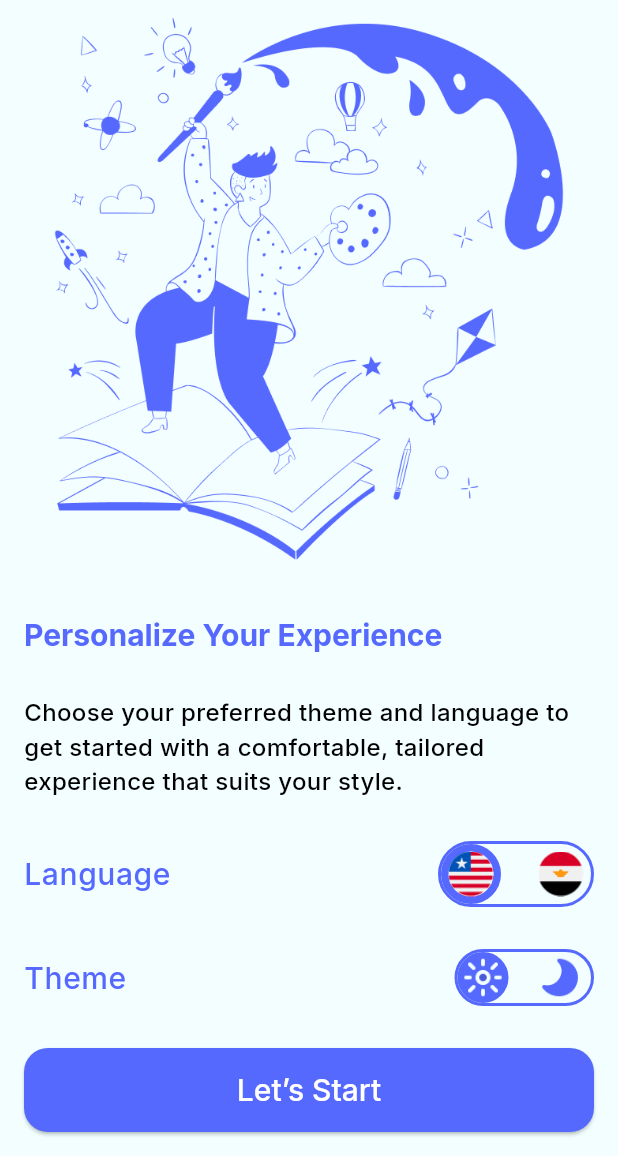
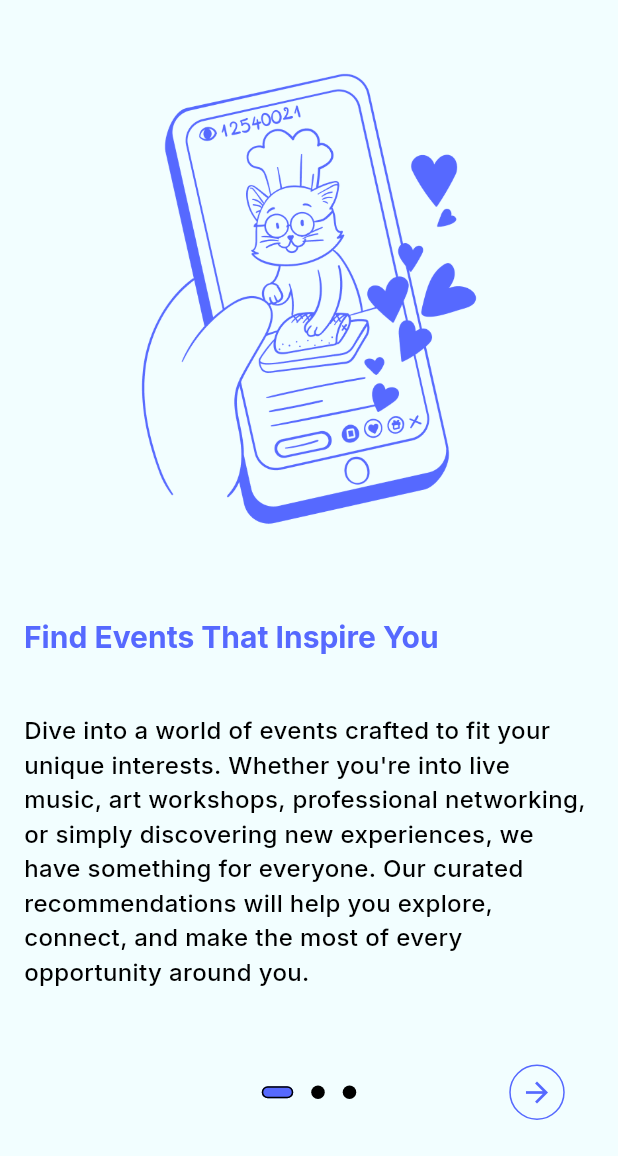
Before and after one commit to farahh09/Evently-to-do-app, a Flutter app: the screen it shows after launch, after a tap on "Let’s Start", on a phone screen of 412 x 824 dp, the part 80-1236 px from its top. Run offline on Flutter 3.47's test engine with Material 3 defaults, Android fonts, the phone set to English and light mode, and no system bars; drawn by our look-alikes of introduction_screen; our stand-ins replace easy_localization, google_fonts.

Commit message:
intro screen done

```diff
--- a/assets/translations/ar-EG.json
+++ b/assets/translations/ar-EG.json
@@ -2,6 +2,6 @@
   "onboardingTitle": "خصّص تجربتك",
   "onboardingSubTitle": "اختر السمة واللغة المفضلة لديك للبدء بتجربة مريحة ومخصّصة تناسب أسلوبك.",
   "letsStart": "لنبدأ",
-  "language": "اللغه",
-  "theme": "الاضاءه"
+  "language": "اللغة",
+  "theme": "الاضاءة"
 }
--- a/lib/main.dart
+++ b/lib/main.dart
@@ -1,8 +1,9 @@
 import 'package:easy_localization/easy_localization.dart';
 import 'package:evently/core/app_theme_data.dart';
 import 'package:evently/providers/theme_provider.dart';
-import 'package:evently/screens/intro_screen/intro_screen.dart';
 import 'package:evently/screens/login_screen/login_screen.dart';
+import 'package:evently/screens/onboarding/intro_screen.dart';
+import 'package:evently/screens/onboarding/setup_screen.dart';
 import 'package:flutter/material.dart';
 import 'package:provider/provider.dart';
 
@@ -35,8 +36,9 @@ class MyApp extends StatelessWidget {
       darkTheme: AppThemeData.darkTheme,
       themeMode: provider.themeMode,
 
-      initialRoute: IntroScreen.routeName,
+      initialRoute: SetupScreen.routeName,
       routes: {
+        SetupScreen.routeName : (c) => SetupScreen(),
         IntroScreen.routeName : (c) => IntroScreen(),
         LoginScreen.routeName : (c) => LoginScreen(),
       },
--- /dev/null
+++ b/lib/screens/onboarding/intro_screen.dart
@@ -0,0 +1,109 @@
+import 'package:flutter/material.dart';
+import 'package:introduction_screen/introduction_screen.dart';
+import 'package:provider/provider.dart';
+
+import '../../providers/theme_provider.dart';
+
+class IntroScreen extends StatelessWidget {
+  static const String routeName = 'IntroScreen';
+  IntroScreen({super.key});
+  @override
+  Widget build(BuildContext context) {
+    var provider=Provider.of<ThemeProvider>(context);
+    final List<PageViewModel> pages = [
+      PageViewModel(
+        titleWidget: Align(
+          alignment: Alignment.topLeft,
+          child: Text('Find Events That Inspire You', style: Theme.of(context).textTheme.titleLarge)
+        ),
+        bodyWidget: Text('Dive into a world of events crafted to fit your unique interests. Whether you\'re into live music, art workshops, professional networking, or simply discovering new experiences, we have something for everyone. Our curated recommendations will help you explore, connect, and make the most of every opportunity around you.',
+          style: Theme.of(context).textTheme.bodyMedium,
+        ),
+        image: Image.asset('assets/images/intro1.png'),
+        decoration: PageDecoration(
+          imagePadding: EdgeInsets.only(top: 39),
+          titlePadding: EdgeInsets.only(top: 39),
+          bodyPadding: EdgeInsets.only(top: 39),
+        ),
+
+      ),
+      PageViewModel(
+        titleWidget: Align(
+      alignment: Alignment.topLeft,
+          child: Text('Effortless Event Planning', style: Theme.of(context).textTheme.titleLarge),),
+        bodyWidget: Text('Take the hassle out of organizing events with our all-in-one planning tools. From setting up invites and managing RSVPs to scheduling reminders and coordinating details, we’ve got you covered. Plan with ease and focus on what matters – creating an unforgettable experience for you and your guests.',
+          style: Theme.of(context).textTheme.bodyMedium,
+        ),
+        image: Center(
+          child: provider.themeMode == ThemeMode.light?
+          Image.asset('assets/images/intro2_light.png') : Image.asset('assets/images/intro2_dark.png')
+        ),
+        decoration: PageDecoration(
+          imagePadding: EdgeInsets.only(top: 39),
+          titlePadding: EdgeInsets.only(top: 39),
+          bodyPadding: EdgeInsets.only(top: 39),
+        ),
+      ),
+      PageViewModel(
+        titleWidget: Align(
+          alignment: Alignment.topLeft,
+          child: Text('Connect with Friends & Share Moments', style: Theme.of(context).textTheme.titleLarge),),
+        bodyWidget: Text('Make every event memorable by sharing the experience with others. Our platform lets you invite friends, keep everyone in the loop, and celebrate moments together. Capture and share the excitement with your network, so you can relive the highlights and cherish the memories.',
+          style: Theme.of(context).textTheme.bodyMedium,
+        ),
+        image: Center(
+          child: provider.themeMode == ThemeMode.light?
+          Image.asset('assets/images/intro3_light.png') : Image.asset('assets/images/intro3_dark.png')
+        ),
+        decoration: PageDecoration(
+          imagePadding: EdgeInsets.only(top: 39),
+          titlePadding: EdgeInsets.only(top: 39),
+          bodyPadding: EdgeInsets.only(top: 39),
+        ),
+      ),
+    ];
+    return Scaffold(
+      appBar: AppBar(title: Image.asset('assets/images/evently_logo.png'),),
+      body: IntroductionScreen(
+        pages: pages,
+        dotsFlex: 3,
+        next: Container(
+          width: 37,
+          height: 37,
+          decoration: BoxDecoration(
+            borderRadius: BorderRadius.circular(30),
+              border: BoxBorder.all(
+                  color: Theme.of(context).colorScheme.primary,
+              ),
+          ),
+          child: Icon(Icons.arrow_forward, size: 22,),
+        ),
+        showNextButton: true,
+        back: Container(
+          width: 37,
+          height: 37,
+          decoration: BoxDecoration(
+            borderRadius: BorderRadius.circular(30),
+            border: BoxBorder.all(
+              color: Theme.of(context).colorScheme.primary,
+            ),
+          ),
+          child: Icon(Icons.arrow_back, size: 22,),
+        ),
+        showBackButton: true,
+        dotsDecorator: DotsDecorator(
+          activeColor: Theme.of(context).colorScheme.primary,
+          activeSize: Size(21, 8),
+          activeShape: OutlineInputBorder(
+              borderRadius: BorderRadius.circular(36)
+          ),
+          color: Theme.of(context).colorScheme.onPrimary
+        ),
+        done: const Text("Done"),
+        onDone: () {
+        },
+      ),
+    );
+  }
+
+}
--- a/lib/screens/intro_screen/intro_screen.dart
+++ b/lib/screens/onboarding/setup_screen.dart
@@ -2,10 +2,11 @@ import 'package:easy_localization/easy_localization.dart';
 import 'package:flutter/material.dart';
 import 'package:provider/provider.dart';
 import '../../providers/theme_provider.dart';
+import 'intro_screen.dart';
 
-class IntroScreen extends StatelessWidget {
-  static const String routeName = 'IntroScreen';
-  const IntroScreen({super.key});
+class SetupScreen extends StatelessWidget {
+  static const String routeName = 'SetupScreen';
+  const SetupScreen({super.key});
 
   @override
   Widget build(BuildContext context) {
@@ -137,7 +138,9 @@ class IntroScreen extends StatelessWidget {
             SizedBox(
               width: double.infinity,
               child: ElevatedButton(
-                  onPressed: (){},
+                  onPressed: (){
+                    Navigator.pushReplacementNamed(context, IntroScreen.routeName);
+                  },
                 style: ElevatedButton.styleFrom(
                   backgroundColor: Color(0xFF5669FF),
                   padding: EdgeInsetsGeometry.symmetric(vertical: 16),
--- a/pubspec.yaml
+++ b/pubspec.yaml
@@ -15,6 +15,7 @@ dependencies:
   google_fonts: ^6.3.3
   easy_localization: ^3.0.8
   provider: ^6.1.5+1
+  introduction_screen: ^4.0.0
 
 dev_dependencies:
   flutter_test:
```
Also changed, not shown: assets/images/intro1.png (added), assets/images/intro2_dark.png (added), assets/images/intro2_light.png (added), assets/images/intro3_dark.png (added), assets/images/intro3_light.png (added), pubspec.lock, 1 other file.
